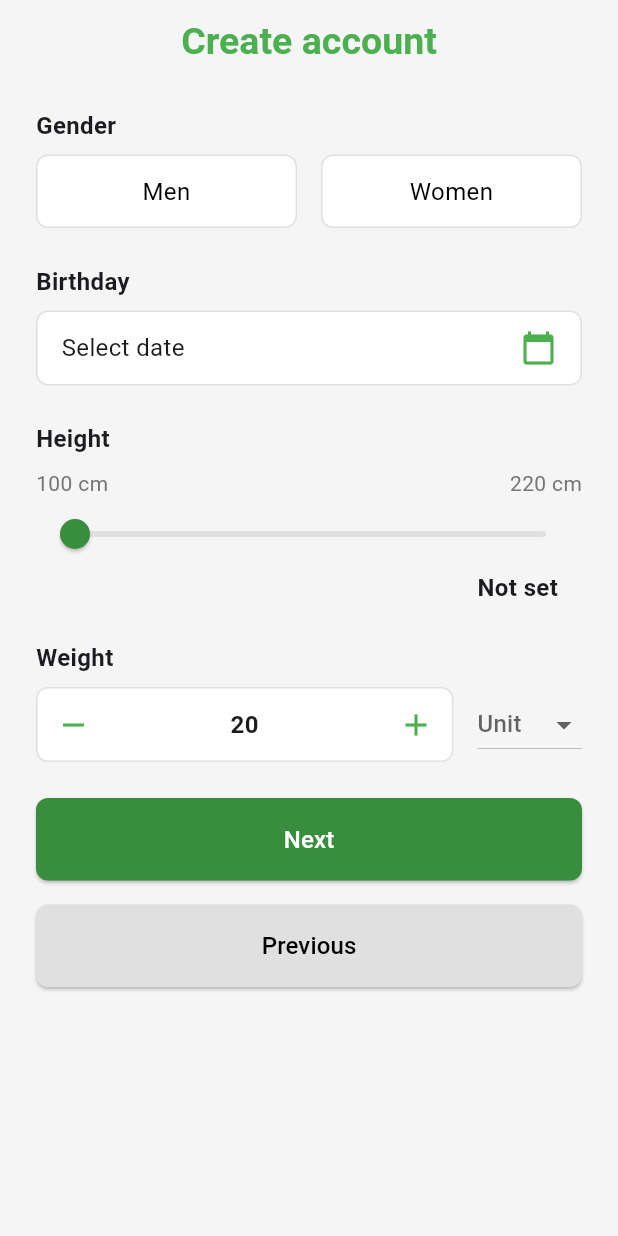
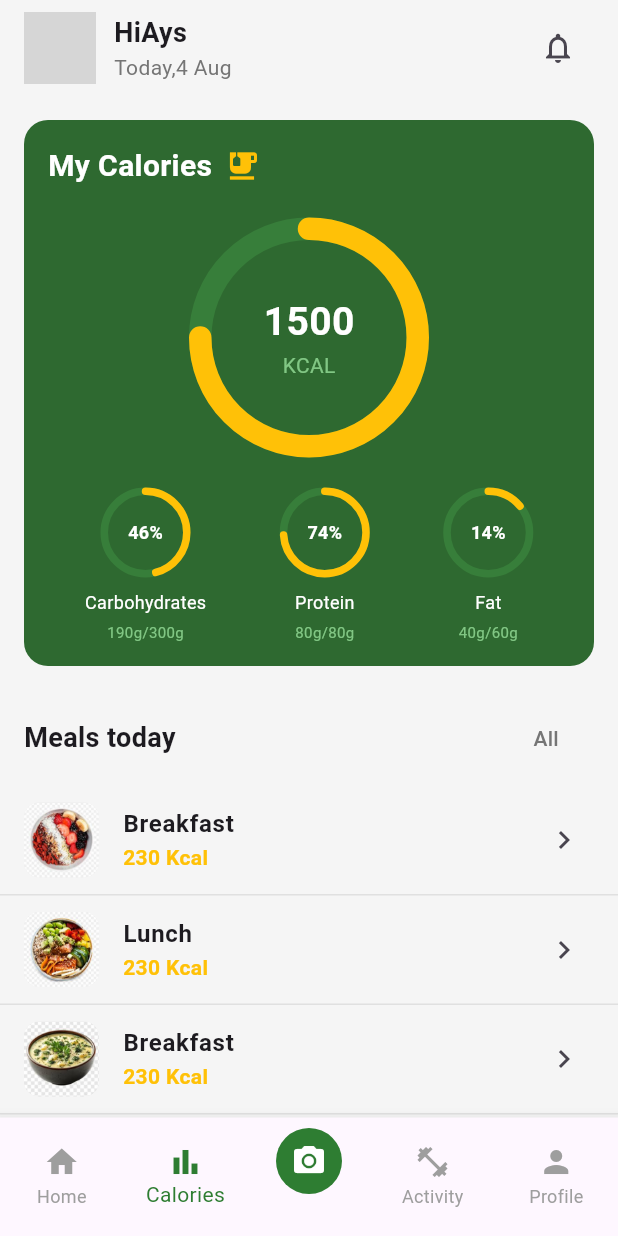
Before and after one commit to Fatma-Gaida/virtual-nutritionist, a Flutter app: the screen it shows after launch, on a phone screen of 412 x 824 dp. Run offline on Flutter 3.47's test engine with Material 3 defaults, Android fonts, the phone set to English and light mode, and no system bars; drawn by our look-alikes of percent_indicator; our stand-ins replace dio, flutter_bloc; grey boxes are pictures that could not be loaded.

Commit message:
calories_page added

```diff
--- a/flutter_application/lib/main.dart
+++ b/flutter_application/lib/main.dart
@@ -1,27 +1,30 @@
 import 'package:flutter/material.dart';
-import 'screens/login_screen.dart' as login;
-import 'screens/register_screen.dart' as register;
-import 'screens/user_details_screen.dart' as details; // Use a unique alias for user_details_screen
-import 'screens/profil_screen.dart' as profile;
+//import 'screens/login_screen.dart' as login;
+//import 'screens/register_screen.dart' as register;
+//import 'screens/user_details_screen.dart' as details; // Use a unique alias for user_details_screen
+//import 'screens/profil_screen.dart' as profile;
+import 'screens/calorie_screen.dart' as calorie; // Use a unique alias for calorie_screen
+
 void main() {
-  print('Starting application...');
+  //print('Starting application...');
   runApp(const MyApp());
 }
 
 class MyApp extends StatelessWidget {
-  const MyApp({Key? key}) : super(key: key);
-
+  //const MyApp({Key? key}) : super(key: key);
+  const MyApp({super.key});
   @override
   Widget build(BuildContext context) {
-    print('Building MyApp');
+    //print('Building MyApp');
     return MaterialApp(
       title: 'Virtual Nutritionist',
       theme: ThemeData(
         primarySwatch: Colors.green,
         visualDensity: VisualDensity.adaptivePlatformDensity,
       ),
-       home: const details.UserDetailsScreen(),
-       //home: const register.SignUpScreen(), // Start with UserDetailsScreen
+      //home: const details.UserDetailsScreen(),
+      home: const calorie.CalorieScreen(),
+      //home: const register.SignUpScreen(), // Start with UserDetailsScreen
       //home: const profile.ProfileScreen(),
       debugShowCheckedModeBanner: false,
     );
--- /dev/null
+++ b/flutter_application/lib/models/calorie_model.dart
@@ -0,0 +1,51 @@
+class Meal {
+  final String type;
+  final int calories;
+  final String imageUrl;
+
+  Meal({required this.type, required this.calories, required this.imageUrl});
+}
+
+class MacroNutrients {
+  final int carbohydrates;
+  final int protein;
+  final int fat;
+
+  // Target values
+  final int carbohydratesTarget;
+  final int proteinTarget;
+  final int fatTarget;
+
+  MacroNutrients({
+    required this.carbohydrates,
+    required this.protein,
+    required this.fat,
+    required this.carbohydratesTarget,
+    required this.proteinTarget,
+    required this.fatTarget,
+  });
+
+  double get carbohydratesPercentage => carbohydrates / carbohydratesTarget;
+  double get proteinPercentage => protein / proteinTarget;
+  double get fatPercentage => fat / fatTarget;
+}
+
+class CalorieData {
+  final String username;
+  final String date;
+  final int totalCalories;
+  final int calorieGoal;
+  final MacroNutrients macros;
+  final List<Meal> meals;
+
+  CalorieData({
+    required this.username,
+    required this.date,
+    required this.totalCalories,
+    required this.calorieGoal,
+    required this.macros,
+    required this.meals,
+  });
+
+  double get caloriePercentage => totalCalories / calorieGoal;
+}
--- /dev/null
+++ b/flutter_application/lib/repositories/calories_repository.dart
@@ -0,0 +1,92 @@
+//import 'package:flutter/material.dart';
+import '../services/calorie_api_service.dart';
+import '../models/calorie_model.dart';
+
+class CalorieRepository {
+  final CalorieApiService _apiService = CalorieApiService();
+
+  // Get today's calorie data
+  Future<CalorieData> getTodayCalorieData({String? userId}) async {
+    try {
+      // If userId is provided, fetch from API
+      if (userId != null) {
+        return await _apiService.getTodayCalorieData(userId);
+      }
+
+      // Otherwise, use mock data (during development or when testing offline)
+      return _getMockCalorieData();
+    } catch (e) {
+      //print('Error fetching calorie data: $e');
+      // Fallback to mock data if API fails
+      return _getMockCalorieData();
+    }
+  }
+
+  // Add a meal
+  Future<void> addMeal({required String userId, required Meal meal}) async {
+    try {
+      await _apiService.addMeal(userId, meal);
+    } catch (e) {
+      //print('Error adding meal: $e');
+      rethrow;
+    }
+  }
+
+  // Add recipe as meal
+  Future<void> addRecipeAsMeal({
+    required String userId,
+    required String recipeId,
+    required String mealType,
+  }) async {
+    try {
+      await _apiService.addRecipeAsMeal(userId, recipeId, mealType);
+    } catch (e) {
+      //print('Error adding recipe as meal: $e');
+      rethrow;
+    }
+  }
+
+  // Update calorie goal
+  Future<void> updateCalorieGoal({
+    required String userId,
+    required int newGoal,
+  }) async {
+    try {
+      await _apiService.updateCalorieGoal(userId, newGoal);
+    } catch (e) {
+      //print('Error updating calorie goal: $e');
+      rethrow;
+    }
+  }
+
+  // Mock data for development and testing
+  CalorieData _getMockCalorieData() {
+    return CalorieData(
+      username: 'HiAys',
+      date: 'Today,4 Aug',
+      totalCalories: 1500,
+      calorieGoal: 2000,
+      macros: MacroNutrients(
+        carbohydrates: 190,
+        protein: 80,
+        fat: 40,
+        carbohydratesTarget: 300,
+        proteinTarget: 80,
+        fatTarget: 60,
+      ),
+      meals: [
+        Meal(
+          type: 'Breakfast',
+          calories: 230,
+          imageUrl: 'assets/images/breakfast.png',
+        ),
+        Meal(type: 'Lunch', calories: 230, imageUrl: 'assets/images/lunch.png'),
+        Meal(
+          type: 'Breakfast', // Mislabeled in UI
+          calories: 230,
+          imageUrl: 'assets/images/dinner.png',
+        ),
+      ],
+    );
+  }
+}
--- a/flutter_application/lib/repositories/user_repository.dart
+++ b/flutter_application/lib/repositories/user_repository.dart
@@ -12,7 +12,7 @@ class UserRepository {
       final response = await apiService.post('/users/creer-compte', user.toJson());
       return User.fromJson(response.data);
     } catch (e) {
-      if (e is DioError) {
+      if (e is DioException) {  // Updated from DioError to DioException
         throw Exception('Failed to create user: ${e.response?.data ?? e.message}');
       }
       throw Exception('Failed to create user: $e');
@@ -24,7 +24,7 @@ class UserRepository {
       final response = await apiService.get('/users/$id');
       return User.fromJson(response.data);
     } catch (e) {
-      if (e is DioError) {
+      if (e is DioException) {  // Updated from DioError to DioException
         if (e.response?.statusCode == 404) {
           throw Exception('User not found');
         } else if (e.response?.statusCode == 400) {
--- /dev/null
+++ b/flutter_application/lib/screens/calorie_screen.dart
@@ -0,0 +1,299 @@
+import 'package:flutter/material.dart';
+import 'package:percent_indicator/circular_percent_indicator.dart';
+import '../models/calorie_model.dart';
+import '../repositories/Calories_repository.dart';
+
+class CalorieScreen extends StatefulWidget {
+  const CalorieScreen({super.key});
+
+  @override
+  _CalorieScreenState createState() => _CalorieScreenState();
+}
+
+class _CalorieScreenState extends State<CalorieScreen> {
+  final CalorieRepository _repository = CalorieRepository();
+  late Future<CalorieData> _calorieDataFuture;
+
+  @override
+  void initState() {
+    super.initState();
+    _calorieDataFuture = _repository.getTodayCalorieData();
+  }
+
+  @override
+  Widget build(BuildContext context) {
+    return Scaffold(
+      backgroundColor: Colors.grey[100],
+      body: SafeArea(
+        child: FutureBuilder<CalorieData>(
+          future: _calorieDataFuture,
+          builder: (context, snapshot) {
+            if (snapshot.connectionState == ConnectionState.waiting) {
+              return Center(child: CircularProgressIndicator());
+            } else if (snapshot.hasError) {
+              return Center(child: Text('Error: ${snapshot.error}'));
+            } else if (!snapshot.hasData) {
+              return Center(child: Text('No data available'));
+            }
+
+            final calorieData = snapshot.data!;
+            return SingleChildScrollView(
+              child: Column(
+                crossAxisAlignment: CrossAxisAlignment.start,
+                children: [
+                  _buildHeader(calorieData),
+                  _buildCalorieCard(calorieData),
+                  _buildMealsList(calorieData),
+                  SizedBox(height: 80), // Space for bottom navigation
+                ],
+              ),
+            );
+          },
+        ),
+      ),
+      bottomNavigationBar: _buildBottomNavigationBar(),
+    );
+  }
+
+  Widget _buildHeader(CalorieData data) {
+    return Padding(
+      padding: const EdgeInsets.symmetric(horizontal: 16.0, vertical: 8.0),
+      child: Row(
+        mainAxisAlignment: MainAxisAlignment.spaceBetween,
+        children: [
+          Row(
+            children: [
+              CircleAvatar(
+                backgroundImage: AssetImage('assets/images/profile.png'),
+                radius: 24,
+              ),
+              SizedBox(width: 12),
+              Column(
+                crossAxisAlignment: CrossAxisAlignment.start,
+                children: [
+                  Text(
+                    data.username,
+                    style: TextStyle(fontSize: 18, fontWeight: FontWeight.bold),
+                  ),
+                  Text(
+                    data.date,
+                    style: TextStyle(color: Colors.grey[600], fontSize: 14),
+                  ),
+                ],
+              ),
+            ],
+          ),
+          IconButton(
+            icon: Icon(Icons.notifications_outlined),
+            onPressed: () {},
+          ),
+        ],
+      ),
+    );
+  }
+
+  Widget _buildCalorieCard(CalorieData data) {
+    return Padding(
+      padding: const EdgeInsets.all(16.0),
+      child: Container(
+        decoration: BoxDecoration(
+          color: Color(0xFF2E6930),
+          borderRadius: BorderRadius.circular(16),
+        ),
+        padding: EdgeInsets.all(16),
+        child: Column(
+          children: [
+            Row(
+              children: [
+                Text(
+                  'My Calories',
+                  style: TextStyle(
+                    color: Colors.white,
+                    fontSize: 20,
+                    fontWeight: FontWeight.bold,
+                  ),
+                ),
+                SizedBox(width: 8),
+                Icon(Icons.emoji_food_beverage, color: Colors.amber),
+              ],
+            ),
+            SizedBox(height: 20),
+            CircularPercentIndicator(
+              radius: 80.0,
+              lineWidth: 15.0,
+              percent:
+                  data.caloriePercentage > 1.0 ? 1.0 : data.caloriePercentage,
+              center: Column(
+                mainAxisSize: MainAxisSize.min,
+                children: [
+                  Text(
+                    '${data.totalCalories}',
+                    style: TextStyle(
+                      fontWeight: FontWeight.bold,
+                      fontSize: 26.0,
+                      color: Colors.white,
+                    ),
+                  ),
+                  Text(
+                    'KCAL',
+                    style: TextStyle(color: Colors.green[300], fontSize: 14.0),
+                  ),
+                ],
+              ),
+              progressColor: Colors.amber,
+              backgroundColor: Colors.green.withOpacity(0.3),
+              circularStrokeCap: CircularStrokeCap.round,
+            ),
+            SizedBox(height: 20),
+            Row(
+              mainAxisAlignment: MainAxisAlignment.spaceAround,
+              children: [
+                _buildNutrientIndicator(
+                  'Carbohydrates',
+                  data.macros.carbohydratesPercentage,
+                  '${data.macros.carbohydrates}g/${data.macros.carbohydratesTarget}g',
+                  0.46,
+                ),
+                _buildNutrientIndicator(
+                  'Protein',
+                  data.macros.proteinPercentage,
+                  '${data.macros.protein}g/${data.macros.proteinTarget}g',
+                  0.74,
+                ),
+                _buildNutrientIndicator(
+                  'Fat',
+                  data.macros.fatPercentage,
+                  '${data.macros.fat}g/${data.macros.fatTarget}g',
+                  0.14,
+                ),
+              ],
+            ),
+          ],
+        ),
+      ),
+    );
+  }
+
+  Widget _buildNutrientIndicator(
+    String label,
+    double percent,
+    String text,
+    double displayPercent,
+  ) {
+    return Column(
+      children: [
+        CircularPercentIndicator(
+          radius: 30.0,
+          lineWidth: 5.0,
+          percent: displayPercent,
+          center: Text(
+            '${(displayPercent * 100).toInt()}%',
+            style: TextStyle(
+              fontWeight: FontWeight.bold,
+              fontSize: 12.0,
+              color: Colors.white,
+            ),
+          ),
+          progressColor: Colors.amber,
+          backgroundColor: Colors.green.withOpacity(0.3),
+          circularStrokeCap: CircularStrokeCap.round,
+        ),
+        SizedBox(height: 8),
+        Text(label, style: TextStyle(color: Colors.white, fontSize: 12)),
+        SizedBox(height: 4),
+        Text(text, style: TextStyle(color: Colors.green[300], fontSize: 10)),
+      ],
+    );
+  }
+
+  Widget _buildMealsList(CalorieData data) {
+    return Column(
+      crossAxisAlignment: CrossAxisAlignment.start,
+      children: [
+        Padding(
+          padding: const EdgeInsets.symmetric(horizontal: 16.0, vertical: 8.0),
+          child: Row(
+            mainAxisAlignment: MainAxisAlignment.spaceBetween,
+            children: [
+              Text(
+                'Meals today',
+                style: TextStyle(fontSize: 18, fontWeight: FontWeight.bold),
+              ),
+              TextButton(
+                onPressed: () {},
+                child: Text('All'),
+                style: TextButton.styleFrom(foregroundColor: Colors.grey[600]),
+              ),
+            ],
+          ),
+        ),
+        ...data.meals.map((meal) => _buildMealItem(meal)).toList(),
+      ],
+    );
+  }
+
+  Widget _buildMealItem(Meal meal) {
+    return Container(
+      decoration: BoxDecoration(
+        border: Border(
+          bottom: BorderSide(color: Colors.grey.shade300, width: 1),
+        ),
+      ),
+      child: ListTile(
+        leading: Container(
+          width: 50,
+          height: 50,
+          decoration: BoxDecoration(
+            borderRadius: BorderRadius.circular(10),
+            color: Colors.grey[200],
+          ),
+          child: ClipRRect(
+            borderRadius: BorderRadius.circular(10),
+            child: Image.asset(
+              meal.imageUrl,
+              fit: BoxFit.cover,
+              errorBuilder: (context, error, stackTrace) {
+                return Icon(Icons.fastfood, size: 24, color: Colors.amber);
+              },
+            ),
+          ),
+        ),
+        title: Text(meal.type, style: TextStyle(fontWeight: FontWeight.bold)),
+        subtitle: Text(
+          '${meal.calories} Kcal',
+          style: TextStyle(color: Colors.amber, fontWeight: FontWeight.bold),
+        ),
+        trailing: Icon(Icons.chevron_right),
+        onTap: () {
+          // Navigate to meal details
+        },
+      ),
+    );
+  }
+
+  Widget _buildBottomNavigationBar() {
+    return BottomNavigationBar(
+      type: BottomNavigationBarType.fixed,
+      selectedItemColor: Colors.green[800],
+      unselectedItemColor: Colors.grey,
+      currentIndex: 1, // Calories tab is selected
+      items: [
+        BottomNavigationBarItem(icon: Icon(Icons.home), label: 'Home'),
+        BottomNavigationBarItem(icon: Icon(Icons.bar_chart), label: 'Calories'),
+        BottomNavigationBarItem(
+          icon: CircleAvatar(
+            backgroundColor: Colors.green[800],
+            radius: 22,
+            child: Icon(Icons.camera_alt, color: Colors.white),
+          ),
+          label: '',
+        ),
+        BottomNavigationBarItem(
+          icon: Icon(Icons.fitness_center),
+          label: 'Activity',
+        ),
+        BottomNavigationBarItem(icon: Icon(Icons.person), label: 'Profile'),
+      ],
+    );
+  }
+}
--- a/flutter_application/lib/screens/login_screen.dart
+++ b/flutter_application/lib/screens/login_screen.dart
@@ -1,16 +1,16 @@
 import 'package:flutter/material.dart';
 
 void main() {
-  print('Starting application...');
+  //print('Starting application...');
   runApp(const MyApp());
 }
 
 class MyApp extends StatelessWidget {
-  const MyApp({Key? key}) : super(key: key);
-
+  //const MyApp({Key? key}) : super(key: key);
+  const MyApp({super.key});
   @override
   Widget build(BuildContext context) {
-    print('Building MyApp');
+    //print('Building MyApp');
     return MaterialApp(
       debugShowCheckedModeBanner: false,
       home: const LoginScreen(), // Set LoginScreen as home directly
@@ -19,11 +19,12 @@ class MyApp extends StatelessWidget {
 }
 
 class LoginScreen extends StatelessWidget {
-  const LoginScreen({Key? key}) : super(key: key);
+  //const LoginScreen({Key? key}) : super(key: key);
+  const LoginScreen({super.key});
 
   @override
   Widget build(BuildContext context) {
-    print('Building LoginScreen widget');
+    //print('Building LoginScreen widget');
     return Scaffold(
       backgroundColor: Colors.white,
       body: SafeArea(
@@ -87,7 +88,7 @@ class LoginScreen extends StatelessWidget {
               const SizedBox(height: 24),
               ElevatedButton(
                 onPressed: () {
-                  print('Login button pressed');
+                  //print('Login button pressed');
                   // Add login functionality here
                 },
                 style: ElevatedButton.styleFrom(
@@ -111,7 +112,7 @@ class LoginScreen extends StatelessWidget {
                 children: [
                   TextButton(
                     onPressed: () {
-                      print('Forgot Password button pressed');
+                      //print('Forgot Password button pressed');
                       // Add forgot password functionality
                     },
                     child: Text(
@@ -143,11 +144,11 @@ class LoginScreen extends StatelessWidget {
 }
 
 class SignUpScreen extends StatelessWidget {
-  const SignUpScreen({Key? key}) : super(key: key);
-
+  //const SignUpScreen({Key? key}) : super(key: key);
+  const SignUpScreen({super.key});
   @override
   Widget build(BuildContext context) {
-    print('Building SignUpScreen widget');
+    //print('Building SignUpScreen widget');
     return Scaffold(
       backgroundColor: Colors.white,
       body: SafeArea(
@@ -224,7 +225,7 @@ class SignUpScreen extends StatelessWidget {
               const SizedBox(height: 24),
               ElevatedButton(
                 onPressed: () {
-                  print('Sign Up button pressed');
+                  //print('Sign Up button pressed');
                   // Add sign up functionality here
                 },
                 style: ElevatedButton.styleFrom(
@@ -252,12 +253,12 @@ class SignUpScreen extends StatelessWidget {
                   ),
                   TextButton(
                     onPressed: () {
-                      print('Login button pressed - Attempting navigation back to Login');
+                      //print('Login button pressed - Attempting navigation back to Login');
                       try {
                         Navigator.pop(context);
-                        print('Navigation back to Login successful');
+                        //print('Navigation back to Login successful');
                       } catch (e) {
-                        print('Navigation error: $e');
+                        //print('Navigation error: $e');
                       }
                     },
                     child: Text(
--- a/flutter_application/lib/screens/register_screen.dart
+++ b/flutter_application/lib/screens/register_screen.dart
@@ -1,8 +1,8 @@
 import 'package:flutter/material.dart';
 
 class SignUpScreen extends StatelessWidget {
-  const SignUpScreen({Key? key}) : super(key: key);
-
+  //const SignUpScreen({Key? key}) : super(key: key);
+  const SignUpScreen({super.key});
   @override
   Widget build(BuildContext context) {
     return Scaffold(
--- a/flutter_application/lib/screens/user_details_screen.dart
+++ b/flutter_application/lib/screens/user_details_screen.dart
@@ -1,8 +1,8 @@
 import 'package:flutter/material.dart';
 
 class UserDetailsScreen extends StatefulWidget {
-  const UserDetailsScreen({Key? key}) : super(key: key);
-
+  //const UserDetailsScreen({Key? key}) : super(key: key);
+  const UserDetailsScreen({super.key});
   @override
   _UserDetailsScreenState createState() => _UserDetailsScreenState();
 }
--- /dev/null
+++ b/flutter_application/lib/services/calorie_api_service.dart
@@ -0,0 +1,106 @@
+import 'dart:convert';
+import 'package:http/http.dart' as http;
+import '../models/calorie_model.dart';
+
+class CalorieApiService {
+  final String baseUrl = 'http://10.0.2.2:8080/api'; // Use your backend URL here
+  // Note: 10.0.2.2 refers to localhost on your development machine when using Android emulator
+  // For iOS simulator, use 'localhost' or '127.0.0.1'
+
+  // Get today's calorie data for user
+  Future<CalorieData> getTodayCalorieData(String userId) async {
+    final response = await http.get(
+      Uri.parse('$baseUrl/calories/today/$userId'),
+      headers: {'Content-Type': 'application/json'},
+    );
+
+    if (response.statusCode == 200) {
+      return _convertToCalorieData(jsonDecode(response.body));
+    } else {
+      throw Exception('Failed to load calorie data: ${response.statusCode}');
+    }
+  }
+
+  // Add a meal
+  Future<void> addMeal(String userId, Meal meal) async {
+    // Convert meal to JSON format that matches backend
+    final mealJson = {
+      'type': meal.type,
+      'name': meal.type, // Assuming type is the name
+      'calories': meal.calories,
+      'imageUrl': meal.imageUrl,
+      'consumedAt': DateTime.now().toIso8601String(),
+    };
+
+    final response = await http.post(
+      Uri.parse('$baseUrl/calories/meals/$userId'),
+      headers: {'Content-Type': 'application/json'},
+      body: jsonEncode(mealJson),
+    );
+
+    if (response.statusCode != 201) {
+      throw Exception('Failed to add meal: ${response.statusCode}');
+    }
+  }
+
+  // Add recipe as meal
+  Future<void> addRecipeAsMeal(String userId, String recipeId, String mealType) async {
+    final response = await http.post(
+      Uri.parse('$baseUrl/calories/meals/$userId/recipe/$recipeId?mealType=$mealType'),
+      headers: {'Content-Type': 'application/json'},
+    );
+
+    if (response.statusCode != 201) {
+      throw Exception('Failed to add recipe as meal: ${response.statusCode}');
+    }
+  }
+
+  // Update calorie goal
+  Future<void> updateCalorieGoal(String userId, int newGoal) async {
+    final response = await http.put(
+      Uri.parse('$baseUrl/calories/$userId/goal?goal=$newGoal'),
+      headers: {'Content-Type': 'application/json'},
+    );
+
+    if (response.statusCode != 200) {
+      throw Exception('Failed to update calorie goal: ${response.statusCode}');
+    }
+  }
+
+  // Helper method to convert backend response to CalorieData model
+  CalorieData _convertToCalorieData(Map<String, dynamic> json) {
+    List<Meal> meals = [];
+    if (json['meals'] != null) {
+      for (var mealJson in json['meals']) {
+        meals.add(Meal(
+          type: mealJson['type'],
+          calories: mealJson['calories'],
+          imageUrl: mealJson['imageUrl'] ?? '',
+        ));
+      }
+    }
+
+    Map<String, dynamic> macrosJson = json['macros'] ?? {};
+
+    return CalorieData(
+      username: json['userId'] ?? 'User',
+      date: 'Today, ${DateTime.now().day} ${_getMonthName(DateTime.now().month)}',
+      totalCalories: json['totalCalories'] ?? 0,
+      calorieGoal: json['calorieGoal'] ?? 2000,
+      macros: MacroNutrients(
+        carbohydrates: macrosJson['carbohydrates'] ?? 0,
+        protein: macrosJson['protein'] ?? 0,
+        fat: macrosJson['fat'] ?? 0,
+        carbohydratesTarget: macrosJson['carbohydratesTarget'] ?? 300,
+        proteinTarget: macrosJson['proteinTarget'] ?? 80,
+        fatTarget: macrosJson['fatTarget'] ?? 60,
+      ),
+      meals: meals,
+    );
+  }
+
+  String _getMonthName(int month) {
+    const months = ['', 'Jan', 'Feb', 'Mar', 'Apr', 'May', 'Jun', 'Jul', 'Aug', 'Sep', 'Oct', 'Nov', 'Dec'];
+    return months[month];
+  }
+}
```
Also changed, not shown: flutter_application/pubspec.yaml (+7 -0 lines), flutter_application/assets/images/breakfast.png (added), flutter_application/assets/images/dinner.png (added), flutter_application/assets/images/lunch.png (added), flutter_application/assets/images/profile.png (added), flutter_application/pubspec.lock, 1 other file.
